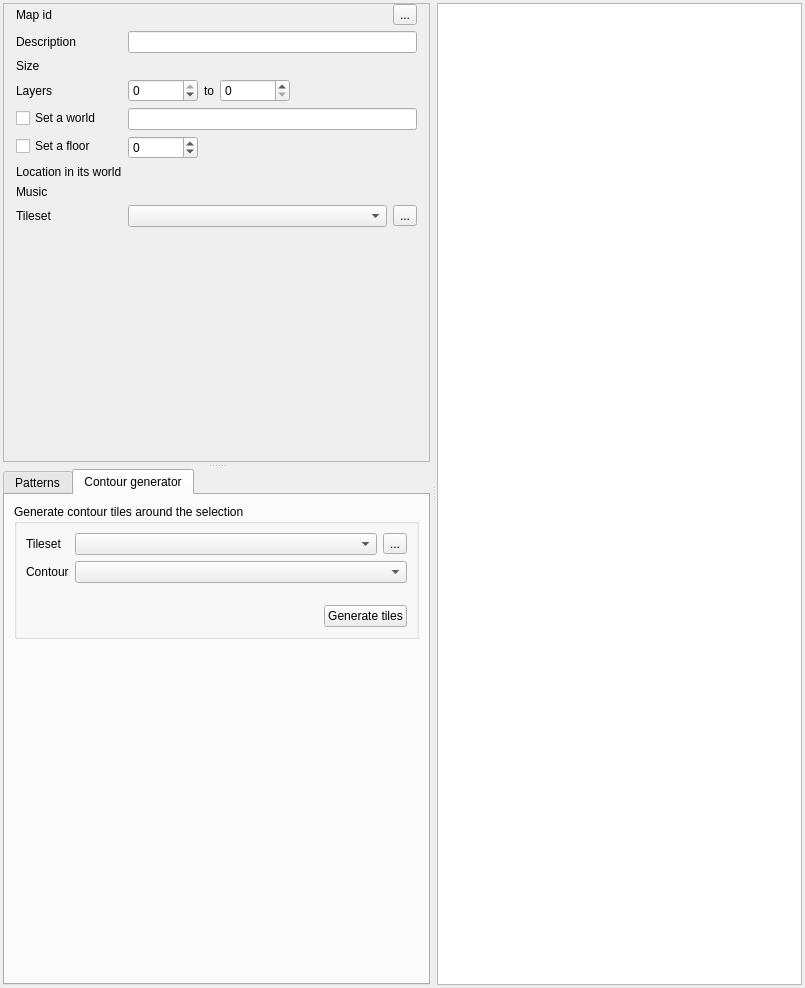
The window that src/widgets/map_editor.ui (Kangie/solarus) describes before a commit, drawn with Qt 5.
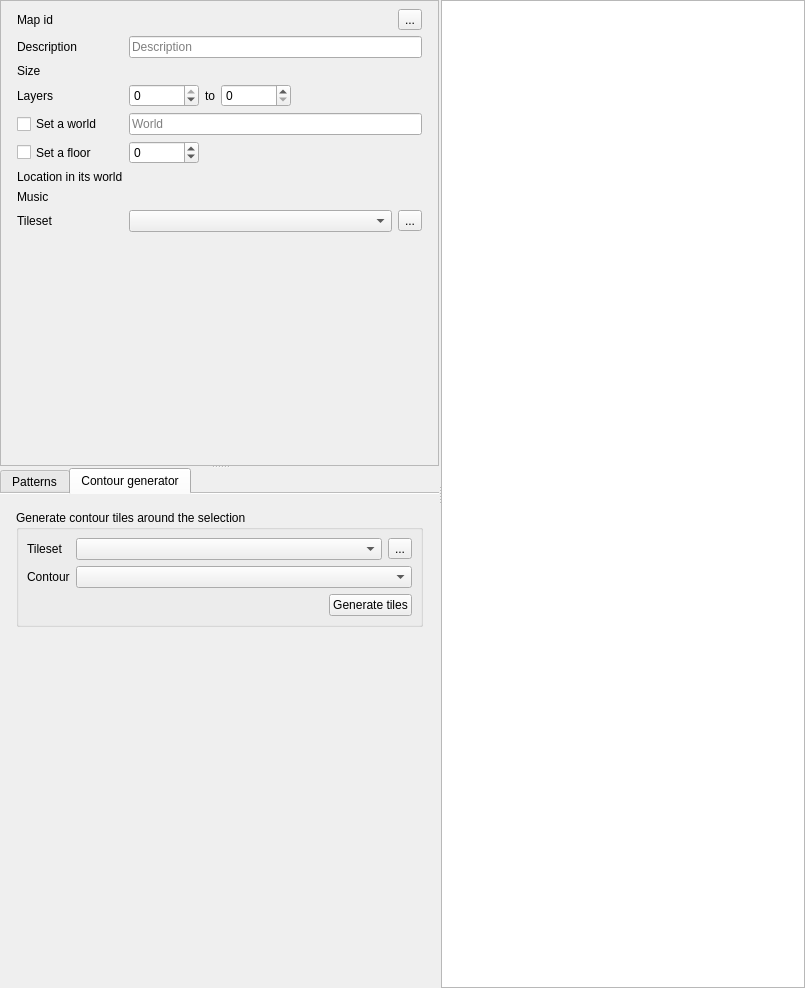
The same window after the commit. The open tabs and pages were chosen to show the change. Icons and pictures are not drawn. Custom widgets are drawn as their Qt base class.

The edit to the form file:
```diff
--- a/src/widgets/map_editor.ui
+++ b/src/widgets/map_editor.ui
@@ -14,25 +14,28 @@
    <string>Map editor</string>
   </property>
   <layout class="QHBoxLayout" name="horizontalLayout">
+   <property name="spacing">
+    <number>0</number>
+   </property>
    <property name="leftMargin">
-    <number>3</number>
+    <number>0</number>
    </property>
    <property name="topMargin">
-    <number>3</number>
+    <number>0</number>
    </property>
    <property name="rightMargin">
-    <number>3</number>
+    <number>0</number>
    </property>
    <property name="bottomMargin">
-    <number>3</number>
+    <number>0</number>
    </property>
    <item>
     <widget class="QSplitter" name="splitter">
      <property name="orientation">
-      <enum>Qt::Horizontal</enum>
+      <enum>Qt::Orientation::Horizontal</enum>
      </property>
      <property name="handleWidth">
-      <number>7</number>
+      <number>2</number>
      </property>
      <widget class="QWidget" name="map_side_view" native="true">
       <property name="sizePolicy">
@@ -57,10 +60,10 @@
        <item>
         <widget class="QSplitter" name="map_side_splitter">
          <property name="orientation">
-          <enum>Qt::Vertical</enum>
+          <enum>Qt::Orientation::Vertical</enum>
          </property>
          <property name="handleWidth">
-          <number>7</number>
+          <number>2</number>
          </property>
          <widget class="QScrollArea" name="map_properties_scroll_area">
           <property name="widgetResizable">
@@ -71,8 +74,8 @@
             <rect>
              <x>0</x>
              <y>0</y>
-             <width>446</width>
-             <height>529</height>
+             <width>457</width>
+             <height>503</height>
             </rect>
            </property>
            <property name="sizePolicy">
@@ -83,16 +86,16 @@
            </property>
            <layout class="QFormLayout" name="formLayout">
             <property name="leftMargin">
-             <number>12</number>
+             <number>16</number>
             </property>
             <property name="topMargin">
-             <number>0</number>
+             <number>8</number>
             </property>
             <property name="rightMargin">
-             <number>12</number>
+             <number>16</number>
             </property>
             <property name="bottomMargin">
-             <number>0</number>
+             <number>16</number>
             </property>
             <item row="0" column="0">
              <widget class="QLabel" name="map_id_label">
@@ -106,6 +109,18 @@
             </item>
             <item row="0" column="1">
              <layout class="QHBoxLayout" name="horizontalLayout_2">
+              <property name="leftMargin">
+               <number>0</number>
+              </property>
+              <property name="topMargin">
+               <number>0</number>
+              </property>
+              <property name="rightMargin">
+               <number>0</number>
+              </property>
+              <property name="bottomMargin">
+               <number>0</number>
+              </property>
               <item>
                <widget class="QLabel" name="map_id_field">
                 <property name="sizePolicy">
@@ -121,7 +136,7 @@
                  <string/>
                 </property>
                 <property name="textInteractionFlags">
-                 <set>Qt::LinksAccessibleByMouse|Qt::TextSelectableByMouse</set>
+                 <set>Qt::TextInteractionFlag::LinksAccessibleByMouse|Qt::TextInteractionFlag::TextSelectableByMouse</set>
                 </property>
                </widget>
               </item>
@@ -135,13 +150,7 @@
                 </property>
                 <property name="icon">
                  <iconset resource="../../resources/images.qrc">
-                  <normaloff>:/images/icon_script.png</normaloff>:/images/icon_script.png</iconset>
-                </property>
-                <property name="iconSize">
-                 <size>
-                  <width>24</width>
-                  <height>24</height>
-                 </size>
+                  <normaloff>:/images/icon_script.svg</normaloff>:/images/icon_script.svg</iconset>
                 </property>
                </widget>
               </item>
@@ -168,6 +177,12 @@
               <property name="toolTip">
                <string>User-friendly description to show in the editor</string>
               </property>
+              <property name="placeholderText">
+               <string>Description</string>
+              </property>
+              <property name="clearButtonEnabled">
+               <bool>true</bool>
+              </property>
              </widget>
             </item>
             <item row="2" column="0">
@@ -189,6 +204,18 @@
             </item>
             <item row="3" column="1">
              <layout class="QHBoxLayout" name="horizontal_layout_6">
+              <property name="leftMargin">
+               <number>0</number>
+              </property>
+              <property name="topMargin">
+               <number>0</number>
+              </property>
+              <property name="rightMargin">
+               <number>0</number>
+              </property>
+              <property name="bottomMargin">
+               <number>0</number>
+              </property>
               <item>
                <widget class="QSpinBox" name="min_layer_field">
                 <property name="minimumSize">
@@ -240,7 +267,7 @@
               <item>
                <spacer name="horizontal_spacer">
                 <property name="orientation">
-                 <enum>Qt::Horizontal</enum>
+                 <enum>Qt::Orientation::Horizontal</enum>
                 </property>
                 <property name="sizeHint" stdset="0">
                  <size>
@@ -254,6 +281,12 @@
             </item>
             <item row="4" column="0">
              <widget class="QCheckBox" name="world_check_box">
+              <property name="sizePolicy">
+               <sizepolicy hsizetype="Minimum" vsizetype="Preferred">
+                <horstretch>0</horstretch>
+                <verstretch>0</verstretch>
+               </sizepolicy>
+              </property>
               <property name="text">
                <string>Set a world</string>
               </property>
@@ -264,10 +297,22 @@
               <property name="toolTip">
                <string>A name to group maps together</string>
               </property>
+              <property name="placeholderText">
+               <string>World</string>
+              </property>
+              <property name="clearButtonEnabled">
+               <bool>true</bool>
+              </property>
              </widget>
             </item>
             <item row="5" column="0">
              <widget class="QCheckBox" name="floor_check_box">
+              <property name="sizePolicy">
+               <sizepolicy hsizetype="Minimum" vsizetype="Preferred">
+                <horstretch>0</horstretch>
+                <verstretch>0</verstretch>
+               </sizepolicy>
+              </property>
               <property name="text">
                <string>Set a floor</string>
               </property>
@@ -275,6 +320,18 @@
             </item>
             <item row="5" column="1">
              <layout class="QHBoxLayout" name="horizontal_layout_4">
+              <property name="leftMargin">
+               <number>0</number>
+              </property>
+              <property name="topMargin">
+               <number>0</number>
+              </property>
+              <property name="rightMargin">
+               <number>0</number>
+              </property>
+              <property name="bottomMargin">
+               <number>0</number>
+              </property>
               <item>
                <widget class="QSpinBox" name="floor_field">
                 <property name="minimumSize">
@@ -303,7 +360,7 @@
               <item>
                <spacer name="horizontal_spacer_3">
                 <property name="orientation">
-                 <enum>Qt::Horizontal</enum>
+                 <enum>Qt::Orientation::Horizontal</enum>
                 </property>
                 <property name="sizeHint" stdset="0">
                  <size>
@@ -320,6 +377,9 @@
               <property name="text">
                <string>Location in its world</string>
               </property>
+              <property name="wordWrap">
+               <bool>true</bool>
+              </property>
              </widget>
             </item>
             <item row="6" column="1">
@@ -344,6 +404,18 @@
             </item>
             <item row="9" column="1">
              <layout class="QHBoxLayout" name="horizontalLayout_4">
+              <property name="leftMargin">
+               <number>0</number>
+              </property>
+              <property name="topMargin">
+               <number>0</number>
+              </property>
+              <property name="rightMargin">
+               <number>0</number>
+              </property>
+              <property name="bottomMargin">
+               <number>0</number>
+              </property>
               <item>
                <widget class="SolarusEditor::ResourceSelector" name="tileset_field">
                 <property name="toolTip">
@@ -358,56 +430,69 @@
                 </property>
                 <property name="icon">
                  <iconset resource="../../resources/images.qrc">
-                  <normaloff>:/images/icon_edit.png</normaloff>:/images/icon_edit.png</iconset>
-                </property>
-                <property name="iconSize">
-                 <size>
-                  <width>24</width>
-                  <height>24</height>
-                 </size>
+                  <normaloff>:/images/icon_edit.svg</normaloff>:/images/icon_edit.svg</iconset>
                 </property>
                </widget>
               </item>
              </layout>
             </item>
+            <item row="10" column="0" colspan="2">
+             <spacer name="verticalSpacer_2">
+              <property name="orientation">
+               <enum>Qt::Orientation::Vertical</enum>
+              </property>
+              <property name="sizeType">
+               <enum>QSizePolicy::Policy::Expanding</enum>
+              </property>
+              <property name="sizeHint" stdset="0">
+               <size>
+                <width>0</width>
+                <height>0</height>
+               </size>
+              </property>
+             </spacer>
+            </item>
            </layout>
           </widget>
          </widget>
          <widget class="QTabWidget" name="tileset_tab_widget">
           <property name="currentIndex">
-           <number>0</number>
+           <number>1</number>
+          </property>
+          <property name="documentMode">
+           <bool>true</bool>
           </property>
           <widget class="QWidget" name="patterns_tab">
            <attribute name="icon">
             <iconset resource="../../resources/images.qrc">
-             <normaloff>:/images/entity_tile.png</normaloff>:/images/entity_tile.png</iconset>
+             <normaloff>:/images/icon_tile.svg</normaloff>:/images/icon_tile.svg</iconset>
            </attribute>
            <attribute name="title">
             <string>Patterns</string>
            </attribute>
            <layout class="QVBoxLayout" name="verticalLayout">
             <property name="leftMargin">
-             <number>0</number>
+             <number>16</number>
             </property>
             <property name="topMargin">
-             <number>0</number>
+             <number>16</number>
             </property>
             <property name="rightMargin">
-             <number>0</number>
+             <number>16</number>
             </property>
             <property name="bottomMargin">
-             <number>0</number>
+             <number>19</number>
             </property>
             <item>
              <layout class="QHBoxLayout" name="horizontal_layout_8">
               <property name="leftMargin">
-               <number>3</number>
+               <number>0</number>
               </property>
               <property name="topMargin">
-               <number>3</number>
+               <number>0</number>
               </property>
               <property name="rightMargin">
-               <number>3</number>
+               <number>0</number>
               </property>
               <property name="bottomMargin">
                <number>0</number>
@@ -429,13 +514,7 @@
                 </property>
                 <property name="icon">
                  <iconset resource="../../resources/images.qrc">
-                  <normaloff>:/images/icon_edit.png</normaloff>:/images/icon_edit.png</iconset>
-                </property>
-                <property name="iconSize">
-                 <size>
-                  <width>24</width>
-                  <height>24</height>
-                 </size>
+                  <normaloff>:/images/icon_edit.svg</normaloff>:/images/icon_edit.svg</iconset>
                 </property>
                 <property name="shortcut">
                  <string>Ctrl+T</string>
@@ -459,20 +538,56 @@
           <widget class="QWidget" name="border_sets_tab">
            <attribute name="icon">
             <iconset resource="../../resources/images.qrc">
-             <normaloff>:/images/border_set.png</normaloff>:/images/border_set.png</iconset>
+             <normaloff>:/images/icon_border_set.svg</normaloff>:/images/icon_border_set.svg</iconset>
            </attribute>
            <attribute name="title">
             <string>Contour generator</string>
            </attribute>
            <layout class="QVBoxLayout" name="verticalLayout_3">
+            <property name="leftMargin">
+             <number>16</number>
+            </property>
+            <property name="topMargin">
+             <number>16</number>
+            </property>
+            <property name="rightMargin">
+             <number>16</number>
+            </property>
+            <property name="bottomMargin">
+             <number>19</number>
+            </property>
             <item>
              <widget class="QGroupBox" name="groupBox">
               <property name="title">
                <string>Generate contour tiles around the selection</string>
               </property>
               <layout class="QVBoxLayout" name="verticalLayout_4">
+               <property name="leftMargin">
+                <number>8</number>
+               </property>
+               <property name="topMargin">
+                <number>8</number>
+               </property>
+               <property name="rightMargin">
+                <number>8</number>
+               </property>
+               <property name="bottomMargin">
+                <number>8</number>
+               </property>
                <item>
                 <layout class="QFormLayout" name="formLayout_2">
+                 <property name="leftMargin">
+                  <number>0</number>
+                 </property>
+                 <property name="topMargin">
+                  <number>0</number>
+                 </property>
+                 <property name="rightMargin">
+                  <number>0</number>
+                 </property>
+                 <property name="bottomMargin">
+                  <number>0</number>
+                 </property>
                  <item row="0" column="0">
                   <widget class="QLabel" name="label_2">
                    <property name="text">
@@ -482,6 +597,18 @@
                  </item>
                  <item row="0" column="1">
                   <layout class="QHBoxLayout" name="horizontal_layout_7">
+                   <property name="leftMargin">
+                    <number>0</number>
+                   </property>
+                   <property name="topMargin">
+                    <number>0</number>
+                   </property>
+                   <property name="rightMargin">
+                    <number>0</number>
+                   </property>
+                   <property name="bottomMargin">
+                    <number>0</number>
+                   </property>
                    <item>
                     <widget class="SolarusEditor::ResourceSelector" name="border_set_tileset_field">
                      <property name="toolTip">
@@ -499,13 +626,7 @@
                      </property>
                      <property name="icon">
                       <iconset resource="../../resources/images.qrc">
-                       <normaloff>:/images/icon_edit.png</normaloff>:/images/icon_edit.png</iconset>
-                     </property>
-                     <property name="iconSize">
-                      <size>
-                       <width>24</width>
-                       <height>24</height>
-                      </size>
+                       <normaloff>:/images/icon_edit.svg</normaloff>:/images/icon_edit.svg</iconset>
                      </property>
                      <property name="shortcut">
                       <string>Ctrl+T</string>
@@ -531,30 +652,26 @@
                    </property>
                   </widget>
                  </item>
-                 <item row="2" column="1">
-                  <spacer name="verticalSpacer_2">
-                   <property name="orientation">
-                    <enum>Qt::Vertical</enum>
-                   </property>
-                   <property name="sizeType">
-                    <enum>QSizePolicy::Fixed</enum>
-                   </property>
-                   <property name="sizeHint" stdset="0">
-                    <size>
-                     <width>0</width>
-                     <height>10</height>
-                    </size>
-                   </property>
-                  </spacer>
-                 </item>
                 </layout>
                </item>
                <item>
                 <layout class="QHBoxLayout" name="horizontalLayout_3">
+                 <property name="leftMargin">
+                  <number>0</number>
+                 </property>
+                 <property name="topMargin">
+                  <number>0</number>
+                 </property>
+                 <property name="rightMargin">
+                  <number>0</number>
+                 </property>
+                 <property name="bottomMargin">
+                  <number>0</number>
+                 </property>
                  <item>
                   <spacer name="horizontalSpacer">
                    <property name="orientation">
-                    <enum>Qt::Horizontal</enum>
+                    <enum>Qt::Orientation::Horizontal</enum>
                    </property>
                    <property name="sizeHint" stdset="0">
                     <size>
@@ -572,11 +689,9 @@
                    <property name="text">
                     <string>Generate tiles</string>
                    </property>
-                   <property name="iconSize">
-                    <size>
-                     <width>24</width>
-                     <height>24</height>
-                    </size>
+                   <property name="icon">
+                    <iconset resource="../../resources/images.qrc">
+                     <normaloff>:/images/icon_stars.svg</normaloff>:/images/icon_stars.svg</iconset>
                    </property>
                   </widget>
                  </item>
@@ -588,7 +703,7 @@
             <item>
              <spacer name="verticalSpacer">
               <property name="orientation">
-               <enum>Qt::Vertical</enum>
+               <enum>Qt::Orientation::Vertical</enum>
               </property>
               <property name="sizeHint" stdset="0">
                <size>
@@ -607,6 +722,21 @@
      </widget>
      <widget class="QWidget" name="layoutWidget">
       <layout class="QVBoxLayout" name="entity_creation_layout">
+       <property name="spacing">
+        <number>0</number>
+       </property>
+       <property name="leftMargin">
+        <number>0</number>
+       </property>
+       <property name="topMargin">
+        <number>0</number>
+       </property>
+       <property name="rightMargin">
+        <number>0</number>
+       </property>
+       <property name="bottomMargin">
+        <number>0</number>
+       </property>
        <item>
         <widget class="SolarusEditor::MapView" name="map_view"/>
        </item>
@@ -617,6 +747,11 @@
   </layout>
  </widget>
  <customwidgets>
+  <customwidget>
+   <class>SolarusEditor::ResourceSelector</class>
+   <extends>QComboBox</extends>
+   <header>include/widgets/resource_selector.h</header>
+  </customwidget>
   <customwidget>
    <class>SolarusEditor::PairSpinBox</class>
    <extends>QWidget</extends>
@@ -628,11 +763,6 @@
    <extends>QGraphicsView</extends>
    <header>widgets/tileset_view.h</header>
   </customwidget>
-  <customwidget>
-   <class>SolarusEditor::ResourceSelector</class>
-   <extends>QComboBox</extends>
-   <header>include/widgets/resource_selector.h</header>
-  </customwidget>
   <customwidget>
    <class>SolarusEditor::MapView</class>
    <extends>QGraphicsView</extends>
```
